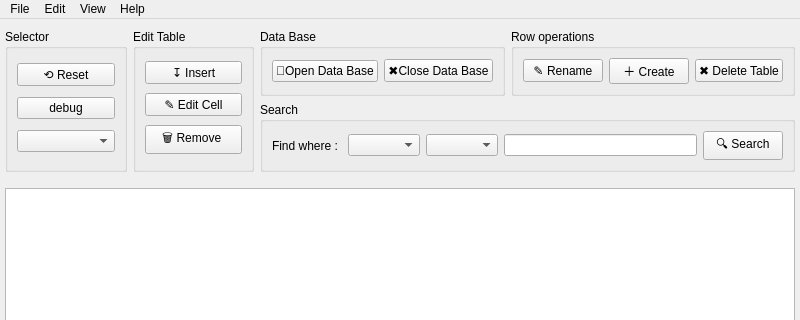
Black-Art-001/School-Management, file mainwindow.ui: the form before one commit; both pictures show x 0 to 800 and y 0 to 320 of the 800 by 600 pixel window.
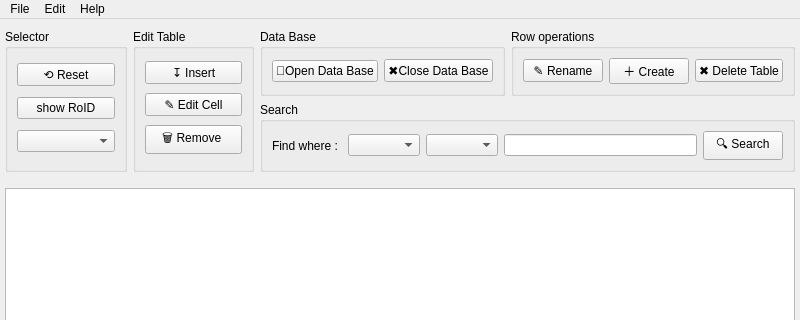
The form after the commit. Icons and pictures are not drawn.

Patch:
```diff
--- a/mainwindow.ui
+++ b/mainwindow.ui
@@ -119,7 +119,7 @@
          <item>
           <widget class="QPushButton" name="pushButton">
            <property name="text">
-            <string>debug</string>
+            <string>show RoID</string>
            </property>
           </widget>
          </item>
@@ -336,16 +336,8 @@
     <addaction name="actionInfo"/>
     <addaction name="actionAbout"/>
    </widget>
-   <widget class="QMenu" name="menuView">
-    <property name="title">
-     <string>View</string>
-    </property>
-    <addaction name="actionShow_table"/>
-    <addaction name="actionShow_ROWID"/>
-   </widget>
    <addaction name="menuFile"/>
    <addaction name="menuEdit"/>
-   <addaction name="menuView"/>
    <addaction name="menuHelp"/>
   </widget>
   <action name="actionnew">
```
